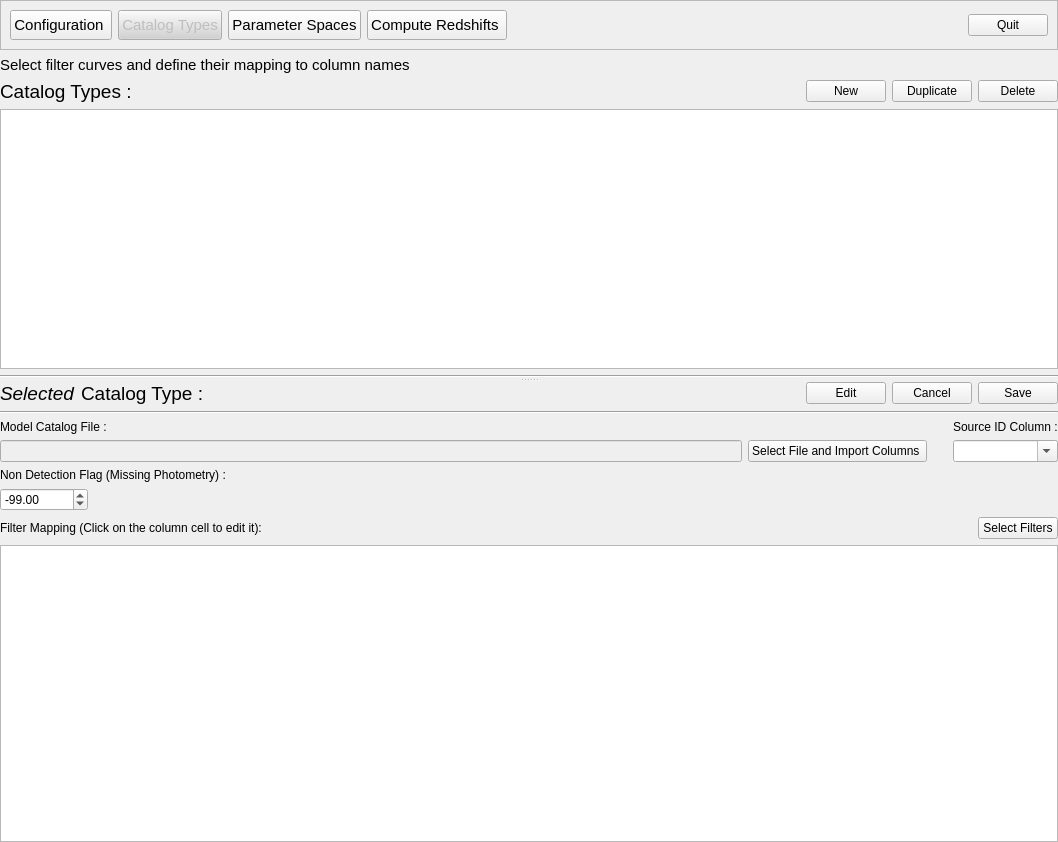
astrorama/Phosphoros, file PhzQtUI/auxdir/PhzQtUI/FormSurveyMapping.ui: the form before one commit.
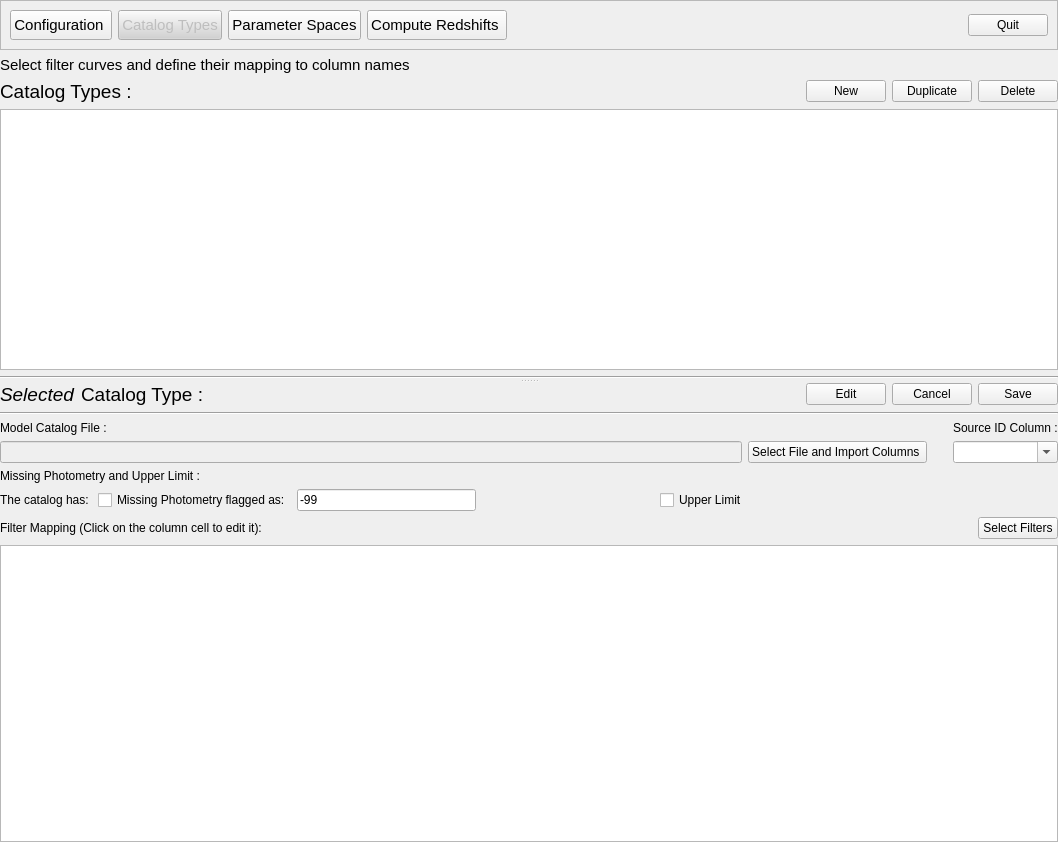
The form after the commit.

Commit message: Redmine #12449 #12448 Change the Missing Photometry/Upper Limit in the UI

Patch:
```diff
--- a/PhzQtUI/auxdir/PhzQtUI/FormSurveyMapping.ui
+++ b/PhzQtUI/auxdir/PhzQtUI/FormSurveyMapping.ui
@@ -326,7 +326,7 @@
          <item row="2" column="0">
           <widget class="QLabel" name="label_2">
            <property name="text">
-            <string>Non Detection Flag (Missing Photometry) :</string>
+            <string>Missing Photometry and Upper Limit :</string>
            </property>
           </widget>
          </item>
@@ -384,15 +384,43 @@
          <item row="3" column="0">
           <layout class="QHBoxLayout" name="horizontalLayout">
            <item>
-            <widget class="QDoubleSpinBox" name="txt_nonDetection">
-             <property name="minimum">
-              <double>-10000000.000000000000000</double>
+            <widget class="QLabel" name="label_4">
+             <property name="text">
+              <string>The catalog has: </string>
              </property>
-             <property name="maximum">
-              <double>10000000.000000000000000</double>
+            </widget>
+           </item>
+           <item>
+            <widget class="QCheckBox" name="cb_missingPhot">
+             <property name="text">
+              <string>Missing Photometry flagged as:</string>
              </property>
-             <property name="value">
-              <double>-99.000000000000000</double>
+            </widget>
+           </item>
+           <item>
+            <widget class="QLineEdit" name="txt_nonDetection">
+             <property name="text">
+              <string>-99</string>
+             </property>
+            </widget>
+           </item>
+           <item>
+            <spacer name="horizontalSpacer_2">
+             <property name="orientation">
+              <enum>Qt::Horizontal</enum>
+             </property>
+             <property name="sizeHint" stdset="0">
+              <size>
+               <width>40</width>
+               <height>20</height>
+              </size>
+             </property>
+            </spacer>
+           </item>
+           <item>
+            <widget class="QCheckBox" name="cb_upperLimit">
+             <property name="text">
+              <string>Upper Limit</string>
              </property>
             </widget>
            </item>
```
The commit also changes 6 other files.
